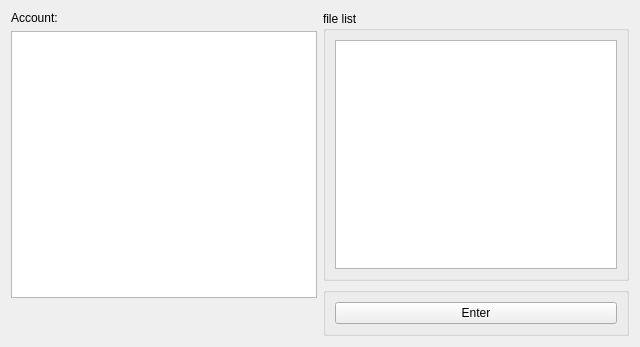
Before: the Qt Designer form tool/tool.ui in wengxt/qcloud, drawn with Qt 5.
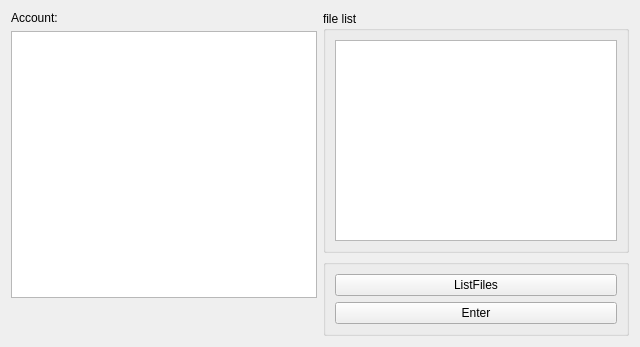
After: the same form once the commit is applied.

Commit message: modified:   daemon/service.cpp 	modified:   daemon/service.h 	modified:   include/client.h 	modified:   include/server.h 	modified:   lib/client.cpp 	modified:   lib/daemon.xml 	modified:   tool/mainwindow.cpp 	modified:   tool/mainwindow.h 	modified:   tool/tool.ui

Diff of the .ui file:
```diff
--- a/tool/tool.ui
+++ b/tool/tool.ui
@@ -137,6 +137,13 @@
         <set>Qt::AlignLeading|Qt::AlignLeft|Qt::AlignVCenter</set>
        </property>
        <layout class="QVBoxLayout" name="verticalLayout_3">
+        <item>
+         <widget class="QPushButton" name="listButton">
+          <property name="text">
+           <string>ListFiles</string>
+          </property>
+         </widget>
+        </item>
         <item>
          <widget class="QPushButton" name="enterButton">
           <property name="text">
```
The commit also changes 8 other files.
